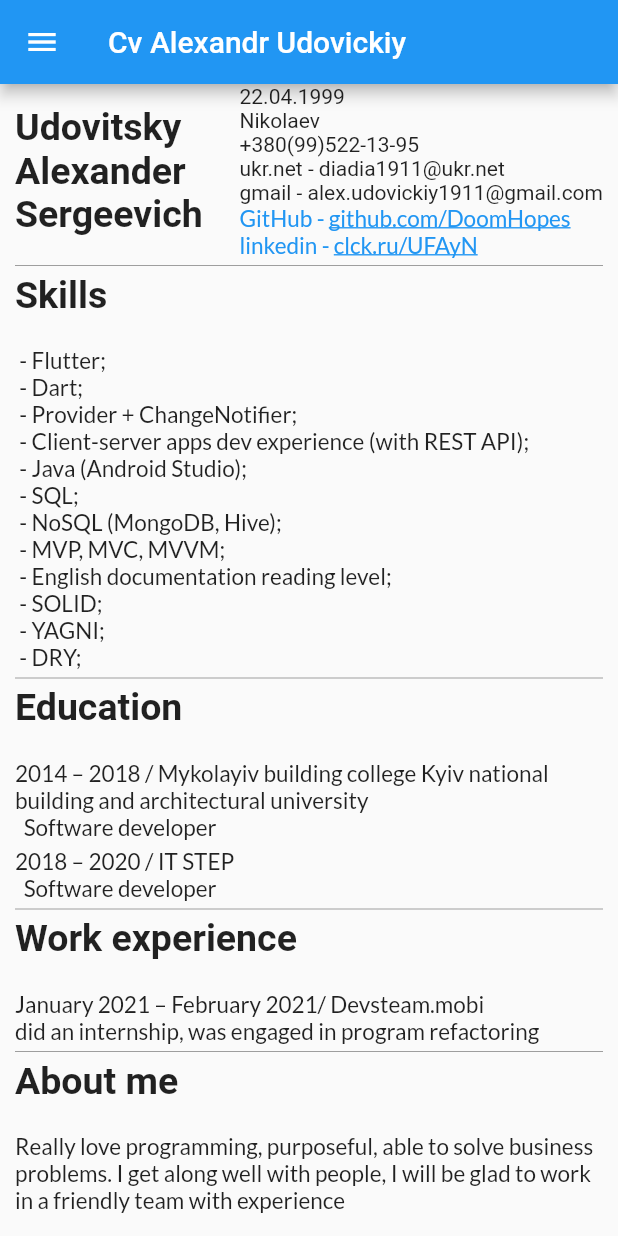
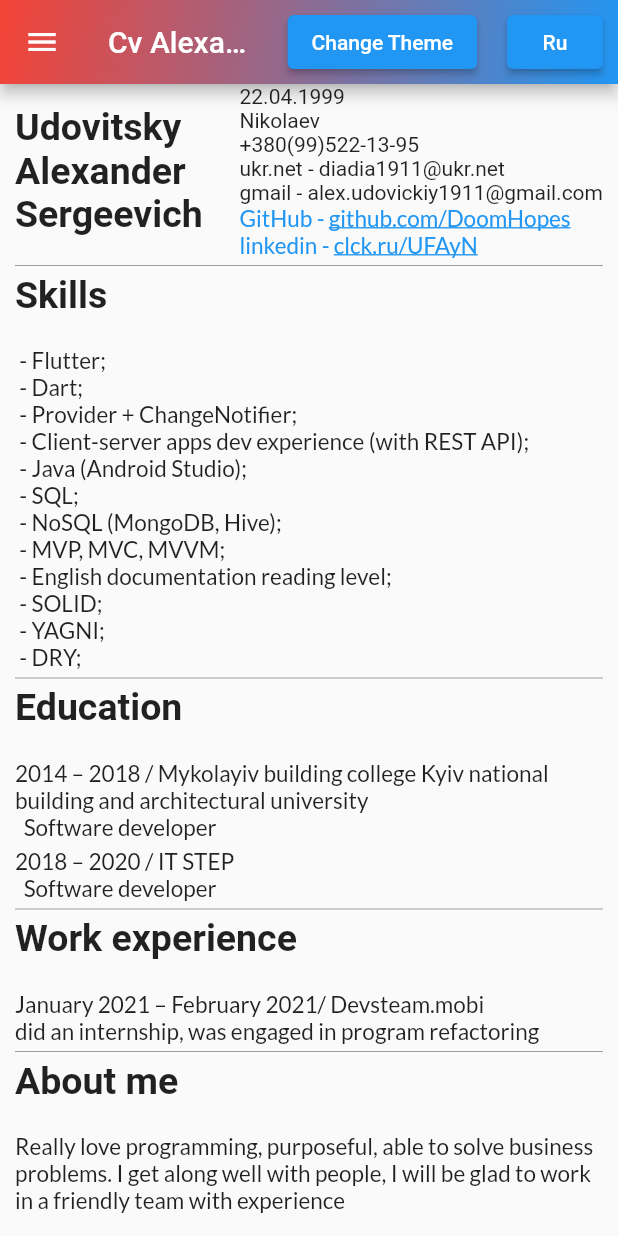
Before and after one commit to DoomHopes/cv_web, a Flutter app: the screen it shows after launch, on a phone screen of 412 x 824 dp. Run offline on Flutter 3.47's test engine with Material 2 defaults, Android fonts, the phone set to English and light mode, and no system bars; drawn by our look-alikes of flutter_linkify; our stand-ins replace google_fonts; Roboto replaces fonts that are missing (Allerta).

Commit message:
some fix

```diff
--- a/lib/pages/home_page.dart
+++ b/lib/pages/home_page.dart
@@ -1,4 +1,6 @@
 import 'package:cv_web/generated/l10n.dart';
+import 'package:cv_web/utils/locale_provider.dart';
+import 'package:cv_web/utils/theme_provider.dart';
 import 'package:cv_web/widgets/description_widget.dart';
 import 'package:cv_web/widgets/divider_widget.dart';
 import 'package:cv_web/widgets/drawer_widget.dart';
@@ -9,13 +11,51 @@ import 'package:cv_web/widgets/skills_widget.dart';
 import 'package:cv_web/widgets/title_widget.dart';
 import 'package:cv_web/widgets/work_exp_widget.dart';
 import 'package:flutter/material.dart';
+import 'package:provider/provider.dart';
 
 class MyHomePage extends StatelessWidget {
   @override
   Widget build(BuildContext context) {
+    var _themeProvider = Provider.of<ThemeChanger>(context);
+    var _localeProvider = Provider.of<LocaleChanger>(context);
     return Scaffold(
       appBar: AppBar(
         title: Text('Cv Alexandr Udovickiy'),
+        flexibleSpace: Container(
+          decoration: BoxDecoration(
+            gradient: LinearGradient(
+              begin: Alignment.topLeft,
+              end: Alignment.bottomRight,
+              colors: <Color>[Colors.red, Colors.blue],
+            ),
+          ),
+        ),
+        actions: <Widget>[
+          Container(
+            padding: const EdgeInsets.all(10),
+            child: ElevatedButton(
+              child: Text(S.of(context).ChangeTheme),
+              onPressed: () {
+                _themeProvider.setTheme(_themeProvider.getTheme == lightTheme
+                    ? darkTheme
+                    : lightTheme);
+              },
+            ),
+          ),
+          Container(
+            padding: const EdgeInsets.all(10),
+            child: ElevatedButton(
+              onPressed: () {
+                _localeProvider.setLocale(_localeProvider.getLocale == enLocale
+                    ? ruLocale
+                    : enLocale);
+              },
+              child: _localeProvider.getLocale == enLocale
+                  ? Text('Ru')
+                  : Text('En'),
+            ),
+          ),
+        ],
       ),
       drawer: CustomDrawerWidget(),
       body: Container(
--- a/lib/widgets/drawer_widget.dart
+++ b/lib/widgets/drawer_widget.dart
@@ -22,6 +22,7 @@ class CustomDrawerWidget extends StatelessWidget {
                 _themeProvider.setTheme(_themeProvider.getTheme == lightTheme
                     ? darkTheme
                     : lightTheme);
+                Navigator.pop(context);
               },
             ),
           ),
@@ -32,6 +33,7 @@ class CustomDrawerWidget extends StatelessWidget {
                 _localeProvider.setLocale(_localeProvider.getLocale == enLocale
                     ? ruLocale
                     : enLocale);
+                Navigator.pop(context);
               },
               child: _localeProvider.getLocale == enLocale
                   ? Text('Ru')
```
Also changed, not shown: 6 other files.
